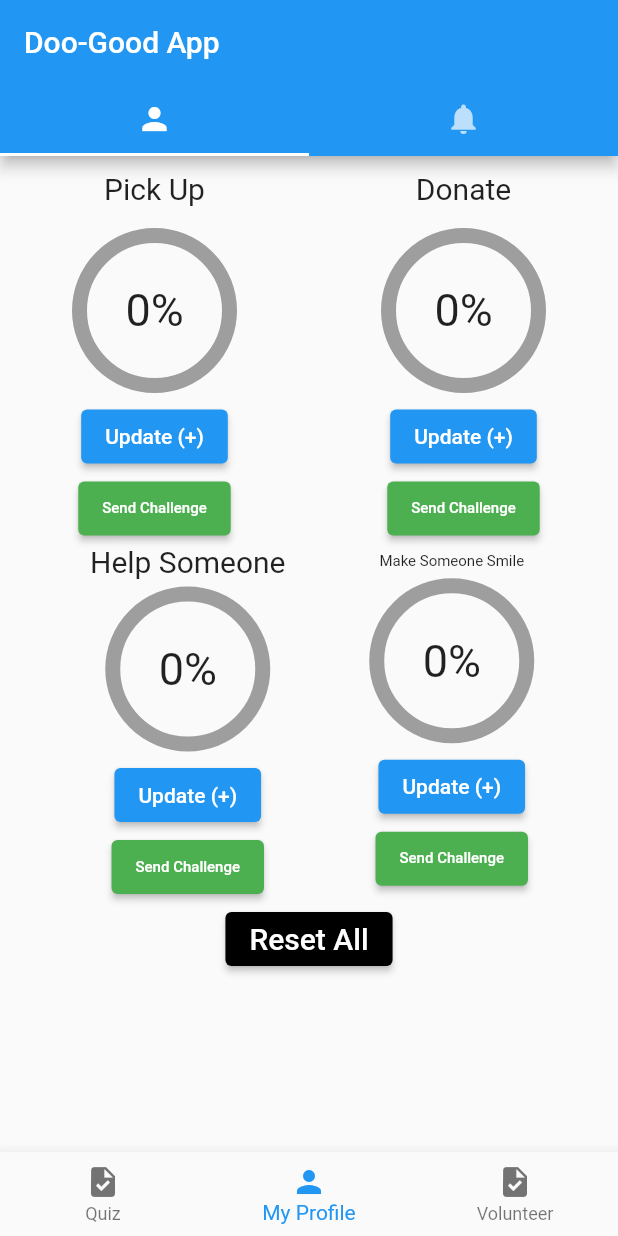
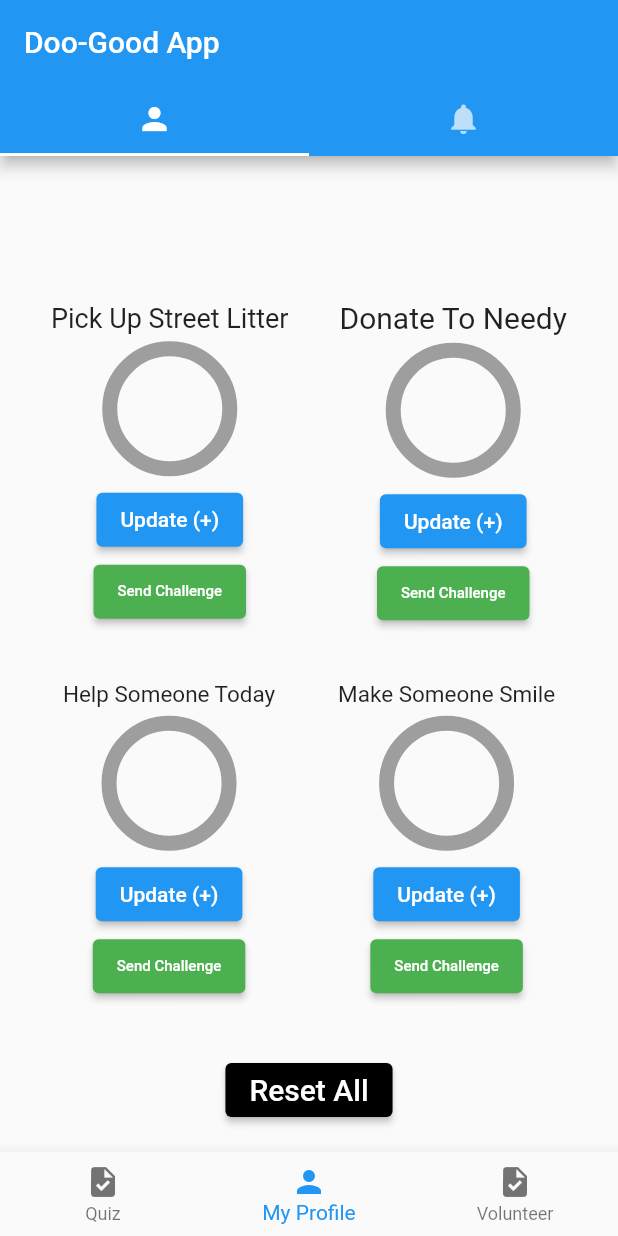
Before and after one commit to eriksoriano/forgood, a Flutter app: the screen it shows after launch, item 2 of the bottom bar chosen, on a phone screen of 412 x 824 dp. Run offline on Flutter 3.47's test engine with Material 2 defaults, Android fonts, the phone set to English and light mode, and no system bars; missing offline and left inert: dart:ffi.

Commit message:
all good

```diff
--- a/lib/main.dart
+++ b/lib/main.dart
@@ -1,3 +1,5 @@
+import 'dart:ffi';
+
 import 'package:flutter/material.dart';
 
 void main() {
@@ -35,74 +37,80 @@ class _MyHomePageState extends State<MyHomePage> {
 // **************************************************************************
 // the list of items in the list below; this will be moved into a new page
 // **************************************************************************
-  final List<int> _items = List<int>.generate(20, (int index) => index);
+  final List<int> _items = List<int>.generate(6, (int index) => index);
 
-  // List<String> tasks = [
-  //   "A Task",
-  //   "B Task",
-  //   "C Task",
-  //   "D Task",
-  //   "E Task",
-  //   "F Task",
-  //   "G Task",
-  //   "H Task"
-  // ];
+  List<String> tasks = [
+    "Pick Up Litter",
+    "Donate To Needy",
+    "Help Someone In Need",
+    "Make Someone Smile",
+    "Tutor Someone For Free",
+    "Buy Someone Food",
+    "Give Someone Praise",
+    "Open The Door For Someone"
+  ];
 
-  @override
+// **************************************************************************
+// these are CHALLENGE OPPORTUNITIES based on quiz user fills out
+// **************************************************************************
+
+  // @override
   Widget _listofOpportunities() {
     final ColorScheme colorScheme = Theme.of(context).colorScheme;
     final Color oddItemColor = colorScheme.primary.withOpacity(0.05);
-    final Color evenItemColor = colorScheme.primary.withOpacity(0.15);
+    final Color evenItemColor = colorScheme.primary.withOpacity(0.25);
 
-    return ReorderableListView(
-      padding: const EdgeInsets.symmetric(horizontal: 40),
+    return Container(
+      padding: EdgeInsets.all(8.0),
+      child: ReorderableListView(
           children: <Widget>[
-        for (int index = 0; index < _items.length; index += 1)
-          ListTile(
-            key: Key('$index'),
-            tileColor: _items[index].isOdd ? oddItemColor : evenItemColor,
-            title: Text('Suggestion ${_items[index]}'),
+            for (final task in tasks)
+              Card(
+                color: Colors.lightBlueAccent.shade100,
+                key: ValueKey(task),
+                elevation: 5.0,
+                child: ListTile(
+                  title: Text(task),
+                  leading: Icon(Icons.task, color: Colors.black),
+                ),
               ),
           ],
-      onReorder: (int oldIndex, int newIndex) {
+          onReorder: (oldIndex, newIndex) {
             setState(() {
-          if (oldIndex < newIndex) {
-            newIndex -= 1;
+              if (newIndex > oldIndex) {
+                newIndex = newIndex - 1;
               }
-          final int item = _items.removeAt(oldIndex);
-          _items.insert(newIndex, item);
+            });
+            final task = tasks.removeAt(oldIndex);
+            tasks.insert(newIndex, task);
+          }),
+    );
+  }
+
+  @override
+  Widget _acceptChallenge() {
+    bool challenge1 = false;
+    bool challenge2 = false;
+    bool challenge3 = false;
+    bool challenge4 = false;
+
+    return Row(
+      children: [
+        Text("Challenge"),
+        Checkbox(
+          value: challenge1,
+          onChanged: (bool? value) {
+            setState(() {
+              challenge1 = false;
             });
           },
+        ),
+      ],
     );
-    // return Container(
-    //   padding: EdgeInsets.all(8.0),
-    //   child: ReorderableListView(
-    //       children: [
-    //         for (final task in tasks)
-    //           Card(
-    //             color: Colors.lightBlueAccent.shade100,
-    //             key: ValueKey(task),
-    //             elevation: 5.0,
-    //             child: ListTile(
-    //               title: Text(task),
-    //               leading: Icon(Icons.work, color: Colors.black),
-    //             ),
-    //           ),
-    //       ],
-    //       onReorder: (oldIndex, newIndex) {
-    //         setState(() {
-    //           if (newIndex > oldIndex) {
-    //             newIndex = newIndex - 1;
-    //           }
-    //         });
-    //         final task = tasks.removeAt(oldIndex);
-    //         tasks.insert(newIndex, task);
-    //       }),
-    // );
   }
 
 // **************************************************************************
-  // these are GLOBAL functions to avoid the four main challenge rings
+  // these are GLOBAL variables  to for the four main challenge rings
   // **************************************************************************
 
   int _selectedTabIndex = 0;
@@ -110,6 +118,11 @@ class _MyHomePageState extends State<MyHomePage> {
   double _donate = 0.0;
   double _help = 0.0;
   double _smile = 0.0;
+  int progress = 0;
+  String complete1 = "";
+  String complete2 = "";
+  String complete3 = "";
+  String complete4 = "";
 
   void _onItemTapped(int index) {
     setState(() {
@@ -117,13 +130,16 @@ class _MyHomePageState extends State<MyHomePage> {
     });
   }
 
-// start of widget for entire SCREEN for profile tab
+// **************************************************************************
+  // widget below is for the 4 main rings profile
+  // **************************************************************************
   Widget _profileScreen() {
-    final size = 100.0;
+    final size = 80.0;
+    final ringWidth = 10.0;
 
     return Container(
       child: Column(
-        mainAxisAlignment: MainAxisAlignment.start,
+        mainAxisAlignment: MainAxisAlignment.spaceAround,
         children: <Widget>[
           // SizedBox(height: 10.0),
           Row(
@@ -152,16 +168,13 @@ class _MyHomePageState extends State<MyHomePage> {
           ),
           // the row for smiled and met someone
           Row(
-            mainAxisAlignment: MainAxisAlignment.spaceAround,
+            mainAxisAlignment: MainAxisAlignment.spaceEvenly,
             children: [
               Column(
                 children: [
                   Text(
-                    'Pick Up',
-                    style: TextStyle(fontSize: 20),
-                  ),
-                  SizedBox(
-                    height: 10,
+                    'Pick Up Street Litter',
+                    style: TextStyle(fontSize: 18),
                   ),
                   SizedBox(
                     height: 10,
@@ -175,15 +188,18 @@ class _MyHomePageState extends State<MyHomePage> {
                       fit: StackFit.expand,
                       children: [
                         CircularProgressIndicator(
-                          strokeWidth: 10,
+                          strokeWidth: ringWidth,
                           color: Colors.red,
                           backgroundColor: Colors.grey,
                           value: _pickup,
                         ),
                         Center(
                           child: Text(
-                            "0%",
-                            style: TextStyle(fontSize: 30),
+                            complete1,
+                            style: TextStyle(
+                                color: Colors.red,
+                                fontSize: 20,
+                                fontWeight: FontWeight.bold),
                           ),
                         )
                       ],
@@ -195,7 +211,11 @@ class _MyHomePageState extends State<MyHomePage> {
                   ElevatedButton(
                     onPressed: () {
                       setState(() {
+                        if (_pickup == 1) {
+                          complete1 = "100%";
+                        } else {
                           _pickup = _pickup + 0.2;
+                        }
                       });
                     },
                     child: Text('Update (+)'),
@@ -217,11 +237,8 @@ class _MyHomePageState extends State<MyHomePage> {
               Column(
                 children: [
                   Text(
-                    'Donate',
+                    'Donate To Needy',
                     style: TextStyle(fontSize: 20),
-                  ),
-                  SizedBox(
-                    height: 10,
                   ),
                   SizedBox(
                     height: 10,
@@ -235,15 +252,18 @@ class _MyHomePageState extends State<MyHomePage> {
                       fit: StackFit.expand,
                       children: [
                         CircularProgressIndicator(
-                          strokeWidth: 10,
+                          strokeWidth: ringWidth,
                           color: Colors.orange,
                           backgroundColor: Colors.grey,
                           value: _donate,
                         ),
                         Center(
                           child: Text(
-                            "0%",
-                            style: TextStyle(fontSize: 30),
+                            complete2,
+                            style: TextStyle(
+                                color: Colors.orange,
+                                fontSize: 20,
+                                fontWeight: FontWeight.bold),
                           ),
                         )
                       ],
@@ -255,7 +275,11 @@ class _MyHomePageState extends State<MyHomePage> {
                   ElevatedButton(
                     onPressed: () {
                       setState(() {
+                        if (_donate == 1) {
+                          complete2 = "100%";
+                        } else {
                           _donate = _donate + 0.2;
+                        }
                       });
                     },
                     child: Text('Update (+)'),
@@ -287,8 +311,8 @@ class _MyHomePageState extends State<MyHomePage> {
               Column(
                 children: [
                   Text(
-                    'Help Someone',
-                    style: TextStyle(fontSize: 20),
+                    'Help Someone Today',
+                    style: TextStyle(fontSize: 15),
                   ),
                   SizedBox(
                     height: 10,
@@ -302,15 +326,18 @@ class _MyHomePageState extends State<MyHomePage> {
                       fit: StackFit.expand,
                       children: [
                         CircularProgressIndicator(
-                          strokeWidth: 10,
-                          color: Colors.purple,
+                          strokeWidth: ringWidth,
+                          color: Colors.deepPurple,
                           backgroundColor: Colors.grey,
                           value: _help,
                         ),
                         Center(
                           child: Text(
-                            "0%",
-                            style: TextStyle(fontSize: 30),
+                            complete3,
+                            style: TextStyle(
+                                color: Colors.deepPurple,
+                                fontSize: 20,
+                                fontWeight: FontWeight.bold),
                           ),
                         )
                       ],
@@ -322,7 +349,11 @@ class _MyHomePageState extends State<MyHomePage> {
                   ElevatedButton(
                     onPressed: () {
                       setState(() {
+                        if (_help == 1) {
+                          complete3 = "100%";
+                        } else {
                           _help = _help + 0.2;
+                        }
                       });
                     },
                     child: Text('Update (+)'),
@@ -345,7 +376,7 @@ class _MyHomePageState extends State<MyHomePage> {
                 children: [
                   Text(
                     'Make Someone Smile',
-                    style: TextStyle(fontSize: 10),
+                    style: TextStyle(fontSize: 15),
                   ),
                   SizedBox(
                     height: 10,
@@ -359,15 +390,18 @@ class _MyHomePageState extends State<MyHomePage> {
                       fit: StackFit.expand,
                       children: [
                         CircularProgressIndicator(
-                          strokeWidth: 10,
+                          strokeWidth: ringWidth,
                           color: Colors.pink,
                           backgroundColor: Colors.grey,
                           value: _smile,
                         ),
                         Center(
                           child: Text(
-                            "0%",
-                            style: TextStyle(fontSize: 30),
+                            complete4,
+                            style: TextStyle(
+                                color: Colors.pink,
+                                fontSize: 20,
+                                fontWeight: FontWeight.bold),
                           ),
                         )
                       ],
@@ -379,7 +413,11 @@ class _MyHomePageState extends State<MyHomePage> {
                   ElevatedButton(
                     onPressed: () {
                       setState(() {
+                        if (_smile == 1) {
+                          complete4 = "100%";
+                        } else {
                           _smile = _smile + 0.2;
+                        }
                       });
                     },
                     child: Text('Update (+)'),
@@ -407,6 +445,10 @@ class _MyHomePageState extends State<MyHomePage> {
                 _donate = 0.0;
                 _help = 0.0;
                 _smile = 0.0;
+                complete1 = "";
+                complete2 = "";
+                complete3 = "";
+                complete4 = "";
               });
             },
             style: ElevatedButton.styleFrom(primary: Colors.black),
@@ -463,13 +505,7 @@ class _MyHomePageState extends State<MyHomePage> {
             ),
           ),
           body: TabBarView(
-            children: [
-              _selectTab(),
-              Text(
-                "Here is the list of challenges/where user can choose to accept or decline, etc.",
-                style: TextStyle(fontSize: 40),
-              ),
-            ],
+            children: [_selectTab(), _acceptChallenge()],
           ),
           bottomNavigationBar: BottomNavigationBar(
             currentIndex: _selectedTabIndex,
```
Also changed, not shown: pubspec.lock. Lines whose indentation alone changed are shown as unchanged.
